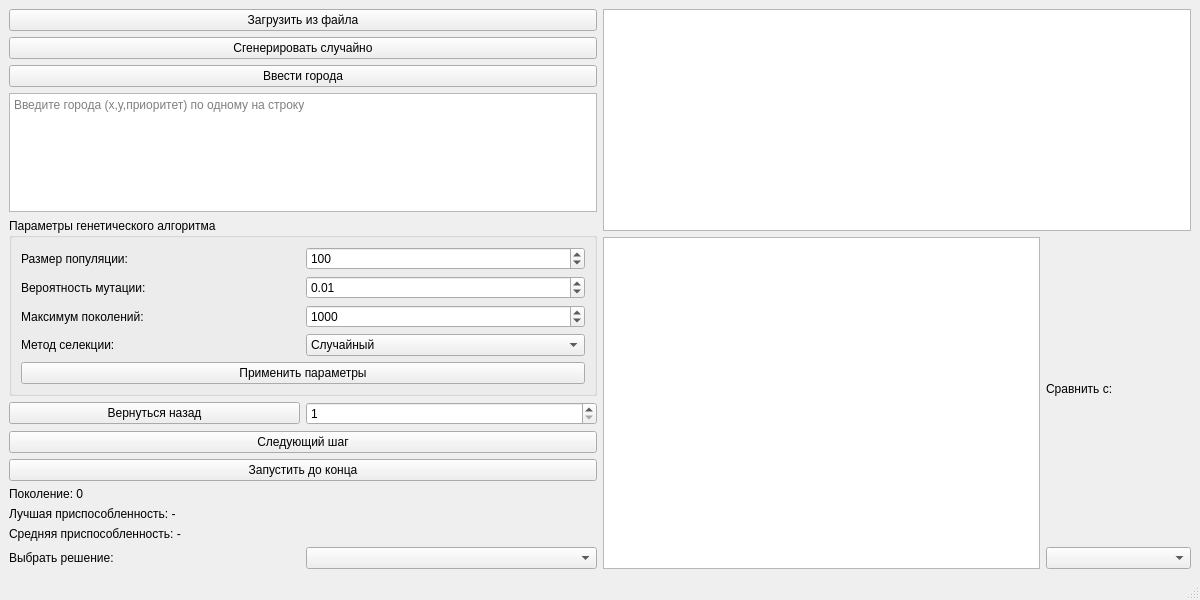
Above: TSP/gui.ui from Alexander-Snigirev/Practice before the change. Below: the same form after it.
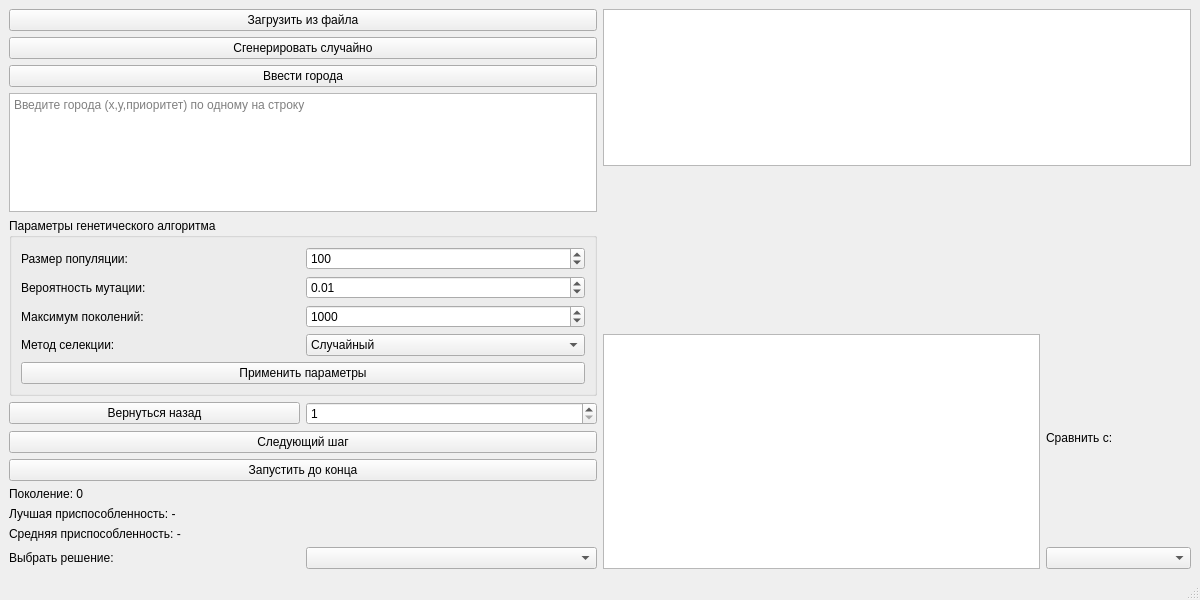
That is the form after the change.

What changed in the file:
```diff
--- a/TSP/gui.ui
+++ b/TSP/gui.ui
@@ -234,7 +234,7 @@
                     </layout>
                 </item>
                 <item>
-                    <layout class="QVBoxLayout" name="verticalLayout_3" stretch="2,3">
+                    <layout class="QVBoxLayout" name="verticalLayout_3" stretch="2,2,3">
                         <item>
                             <widget class="QGraphicsView" name="graphicsView">
                                 <property name="sizePolicy">
@@ -245,6 +245,19 @@
                                 </property>
                             </widget>
                         </item>
+                        <item>
+                            <widget class="QWidget" name="fitnessChartView" native="true">
+                                <property name="sizePolicy">
+                                    <sizepolicy hsizetype="Expanding" vsizetype="Expanding">
+                                        <horstretch>0</horstretch>
+                                        <verstretch>2</verstretch>
+                                    </sizepolicy>
+                                </property>
+                                <attribute name="class">
+                                    <string>QtCharts::QChartView</string>
+                                </attribute>
+                            </widget>
+                        </item>
                         <item>
                             <layout class="QHBoxLayout" name="compareLayout" stretch="3,1">
                                 <item>
@@ -287,6 +300,14 @@
         <widget class="QMenuBar" name="menubar"/>
         <widget class="QStatusBar" name="statusbar"/>
     </widget>
+    <customwidgets>
+        <customwidget>
+            <class>QtCharts::QChartView</class>
+            <extends>QWidget</extends>
+            <header>QtCharts/QChartView</header>
+            <container>1</container>
+        </customwidget>
+    </customwidgets>
     <resources/>
     <connections/>
 </ui>
```
